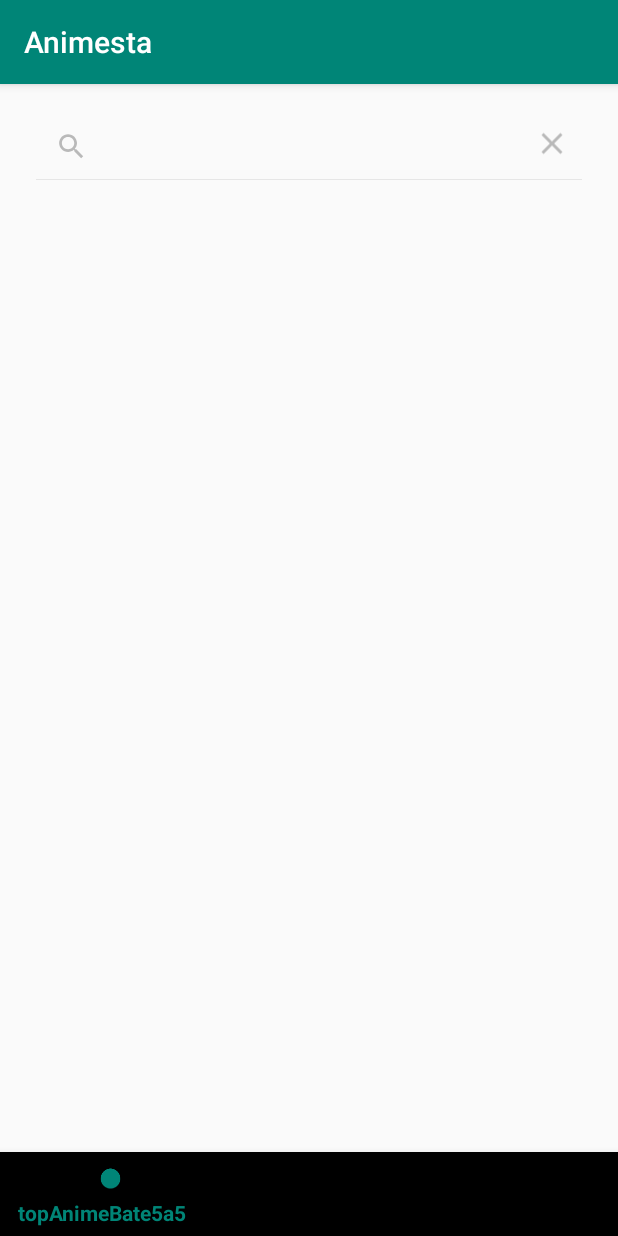
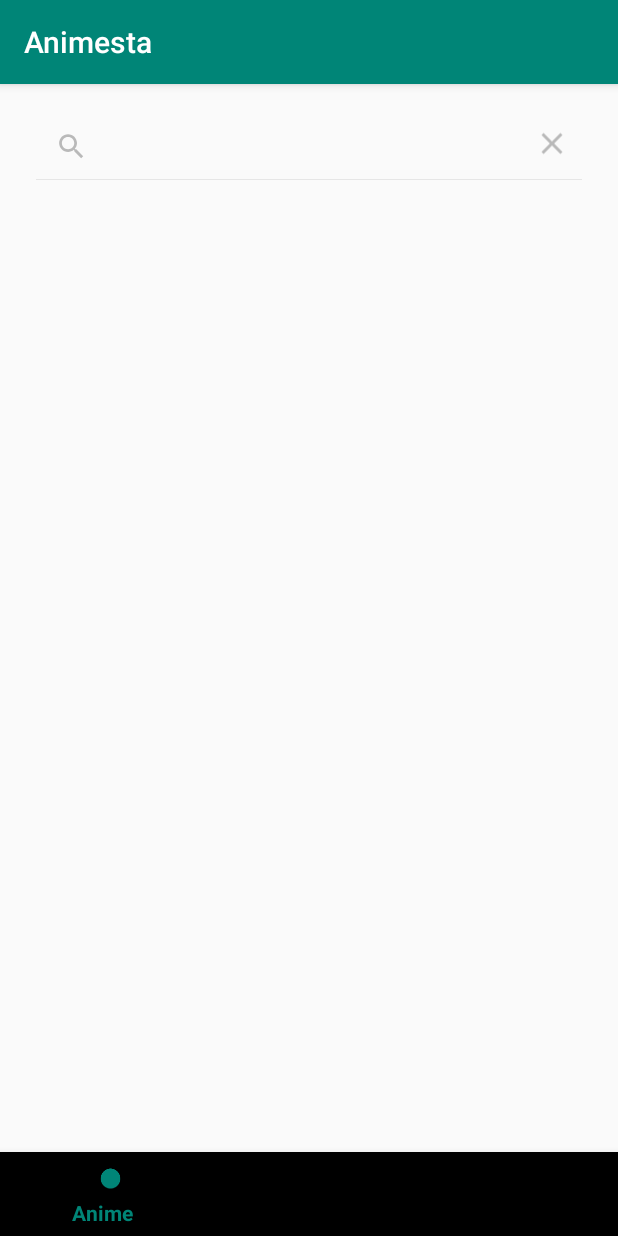
Before and after one commit to HossamOnsy/Animesta, an Android app: the SearchFragment screen opened through its navigation route, after a tap on "Search", on a phone screen of 412 x 824 dp. Run offline under Robolectric (Android 15) with nearby library versions, the phone set to English and light mode, and no system bars; our stand-ins replace Room's generated code, Timber, Volley, navigation-ui; libraries missing offline, so code that uses them is left out: org.jetbrains.anko; 1 statement that could not run was skipped.

Commit message:
Adding Icon

```diff
--- a/app/build.gradle
+++ b/app/build.gradle
@@ -12,8 +12,8 @@ android {
         applicationId "com.sam.animesta"
         minSdkVersion 16
         targetSdkVersion 28
-        versionCode 1
-        versionName "1.0"
+        versionCode 2
+        versionName "1.0.2"
         testInstrumentationRunner "androidx.test.runner.AndroidJUnitRunner"
     }
     buildTypes {
--- a/app/src/main/AndroidManifest.xml
+++ b/app/src/main/AndroidManifest.xml
@@ -7,9 +7,9 @@
     <application
             android:name=".MyApplication"
             android:allowBackup="true"
-            android:icon="@mipmap/ic_launcher"
+            android:icon="@drawable/ic_anime"
             android:label="@string/app_name"
-            android:roundIcon="@mipmap/ic_launcher_round"
+            android:roundIcon="@drawable/ic_anime"
             android:supportsRtl="true"
             android:theme="@style/AppTheme">
         <activity android:name=".ui.AnimeDetailsActivity">
--- a/app/src/main/java/com/sam/animesta/presenter/MainPresenterImpl.kt
+++ b/app/src/main/java/com/sam/animesta/presenter/MainPresenterImpl.kt
@@ -5,6 +5,7 @@ import androidx.fragment.app.FragmentActivity
 import androidx.room.Room
 import com.android.volley.VolleyError
 import com.sam.animesta.AppDatabase
+import com.sam.animesta.R
 import com.sam.animesta.model.TopModel
 import com.sam.animesta.repository.MainRepository
 import org.jetbrains.anko.doAsync
@@ -25,7 +26,7 @@ class MainPresenterImpl @Inject constructor(var repository: MainRepository) : Ma
 
     fun getTopAnime(firstTime : Boolean,context: FragmentActivity?,  page: Int) {
         this.context = context!!
-        db = Room.databaseBuilder(context, AppDatabase::class.java, "TopModelData")
+        db = Room.databaseBuilder(context, AppDatabase::class.java, context.getString(R.string.DatabaseName))
             .fallbackToDestructiveMigration()
             .build()
         val dao = db.dbDao()
@@ -54,7 +55,7 @@ class MainPresenterImpl @Inject constructor(var repository: MainRepository) : Ma
 
     fun getTopManga(context: FragmentActivity?, page: Int) {
         this.context = context!!
-        db = Room.databaseBuilder(context, AppDatabase::class.java, "TopModelData")
+        db = Room.databaseBuilder(context, AppDatabase::class.java,  context.getString(R.string.DatabaseName))
             .fallbackToDestructiveMigration()
             .build()
         val dao = db.dbDao()
--- a/app/src/main/java/com/sam/animesta/ui/MangaDetailsActivity.kt
+++ b/app/src/main/java/com/sam/animesta/ui/MangaDetailsActivity.kt
@@ -8,6 +8,7 @@ import com.sam.animesta.model.TopModel
 import kotlinx.android.synthetic.main.activity_manga_details.*
 import android.content.Intent
 import android.net.Uri
+import com.sam.animesta.R
 
 
 class MangaDetailsActivity : AppCompatActivity() {
@@ -17,8 +18,8 @@ class MangaDetailsActivity : AppCompatActivity() {
 
         binding = DataBindingUtil.setContentView(this, com.sam.animesta.R.layout.activity_manga_details)
 
-        if (intent.hasExtra("Model")) {
-            binding.topManga = intent.getParcelableExtra<TopModel>("Model")
+        if (intent.hasExtra(getString(R.string.model))) {
+            binding.topManga = intent.getParcelableExtra<TopModel>(getString(R.string.model))
             setlistener()
         }
     }
--- a/app/src/main/res/menu/bot_nav.xml
+++ b/app/src/main/res/menu/bot_nav.xml
@@ -2,18 +2,18 @@
 <menu xmlns:android="http://schemas.android.com/apk/res/android">
 
     <item
-            android:id="@+id/topAnimeBate5a5"
-            android:title="topAnimeBate5a5"
+            android:id="@+id/top_anime_fragment"
+            android:title="@string/anime"
             android:icon="@android:drawable/btn_minus"
         />
     <item
-            android:id="@+id/kometra"
-            android:title="kometra"
+            android:id="@+id/top_manga_fragment"
+            android:title="@string/manga"
             android:icon="@android:drawable/btn_default"
     />
     <item
-            android:id="@+id/shamama"
-            android:title="shamama"
+            android:id="@+id/search_fragment"
+            android:title="@string/search"
             android:icon="@android:drawable/btn_plus"
     />
 </menu>
--- a/app/src/main/res/navigation/navigation_layout.xml
+++ b/app/src/main/res/navigation/navigation_layout.xml
@@ -2,17 +2,23 @@
 <navigation xmlns:android="http://schemas.android.com/apk/res/android"
             xmlns:app="http://schemas.android.com/apk/res-auto"
             xmlns:tools="http://schemas.android.com/tools" android:id="@+id/zeft"
-            app:startDestination="@id/topAnimeBate5a5">
+            app:startDestination="@id/top_anime_fragment">
 
 
-    <fragment android:id="@+id/topAnimeBate5a5" android:name="com.sam.animesta.navigation.TopAnimeFragment"
-              android:label="fragment_top_anime_bate5a5" tools:layout="@layout/fragment_top_anime">
-        <action android:id="@+id/action_topAnimeBate5a5_to_kometra" app:destination="@id/kometra"/>
+    <fragment android:id="@+id/top_anime_fragment" android:name="com.sam.animesta.navigation.TopAnimeFragment"
+              android:label="top_anime_fragment" tools:layout="@layout/fragment_top_anime">
+
+        <action android:id="@+id/action_top_anime_fragment_to_top_manga_fragment"
+                app:destination="@id/top_manga_fragment"/>
     </fragment>
-    <fragment android:id="@+id/kometra" android:name="com.sam.animesta.navigation.TopMangaFragment"
-              android:label="fragment_kometra" tools:layout="@layout/fragment_top_manga">
-        <action android:id="@+id/action_kometra_to_shamama" app:destination="@id/shamama"/>
+    <fragment android:id="@+id/top_manga_fragment" android:name="com.sam.animesta.navigation.TopMangaFragment"
+              android:label="top_manga_fragment" tools:layout="@layout/fragment_top_manga">
+
+        <action android:id="@+id/action_top_manga_fragment_to_search_fragment" app:destination="@id/search_fragment"/>
     </fragment>
-    <fragment android:id="@+id/shamama" android:name="com.sam.animesta.navigation.SearchFragment"
-              android:label="fragment_shamama" tools:layout="@layout/fragment_search"/>
+    <fragment android:id="@+id/search_fragment" android:name="com.sam.animesta.navigation.SearchFragment"
+              android:label="fragment_search" tools:layout="@layout/fragment_search">
+        <action android:id="@+id/action_search_fragment_to_top_anime_fragment"
+                app:destination="@id/top_anime_fragment"/>
+    </fragment>
 </navigation>
--- a/app/src/main/res/values/strings.xml
+++ b/app/src/main/res/values/strings.xml
@@ -3,4 +3,9 @@
 
     <!-- TODO: Remove or change this placeholder text -->
     <string name="hello_blank_fragment">Hello blank fragment</string>
+    <string name="anime">Anime</string>
+    <string name="manga">Manga</string>
+    <string name="search">Search</string>
+    <string name="model">Model</string>
+    <string name="DatabaseName">TopModelData</string>
 </resources>
```
Also changed, not shown: app/src/main/res/drawable/ic_anime.xml (added, +29 -0 lines).
